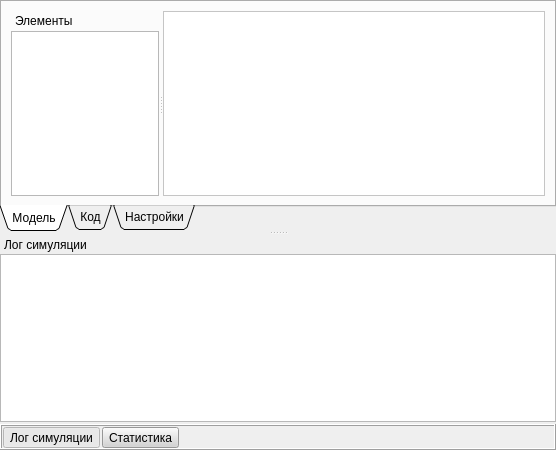
First picture: the form in document.ui, repository alekseyl1992/qmb, before the edit.
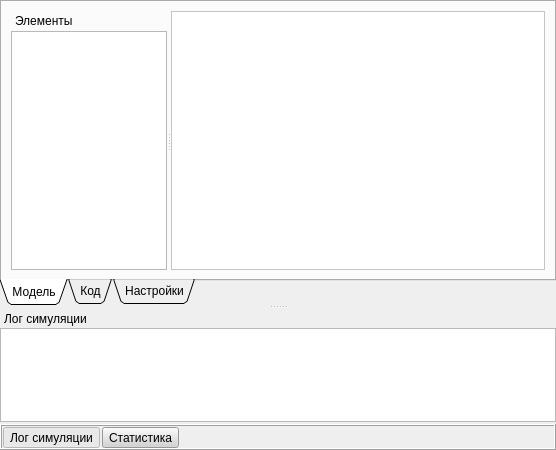
Second picture: the form after the edit.

What changed in the file:
```diff
--- a/document.ui
+++ b/document.ui
@@ -120,6 +120,12 @@
       <bool>false</bool>
      </property>
      <widget class="QTabWidget" name="tabWidget">
+      <property name="sizePolicy">
+       <sizepolicy hsizetype="Expanding" vsizetype="Expanding">
+        <horstretch>0</horstretch>
+        <verstretch>3</verstretch>
+       </sizepolicy>
+      </property>
       <property name="tabPosition">
        <enum>QTabWidget::South</enum>
       </property>
@@ -232,20 +238,20 @@
           </property>
           <widget class="QDockWidget" name="toolsDock">
            <property name="sizePolicy">
-            <sizepolicy hsizetype="Preferred" vsizetype="Preferred">
+            <sizepolicy hsizetype="Minimum" vsizetype="Preferred">
              <horstretch>0</horstretch>
              <verstretch>0</verstretch>
             </sizepolicy>
            </property>
            <property name="minimumSize">
             <size>
-             <width>148</width>
+             <width>156</width>
              <height>114</height>
             </size>
            </property>
            <property name="maximumSize">
             <size>
-             <width>148</width>
+             <width>156</width>
              <height>524287</height>
             </size>
            </property>
@@ -306,6 +312,9 @@
                  <height>48</height>
                 </size>
                </property>
+               <property name="textElideMode">
+                <enum>Qt::ElideLeft</enum>
+               </property>
                <property name="indentation">
                 <number>0</number>
                </property>
@@ -414,13 +423,13 @@
       <property name="sizePolicy">
        <sizepolicy hsizetype="Preferred" vsizetype="Preferred">
         <horstretch>0</horstretch>
-        <verstretch>0</verstretch>
+        <verstretch>1</verstretch>
        </sizepolicy>
       </property>
       <property name="minimumSize">
        <size>
         <width>109</width>
-        <height>135</height>
+        <height>113</height>
        </size>
       </property>
       <property name="features">
```
